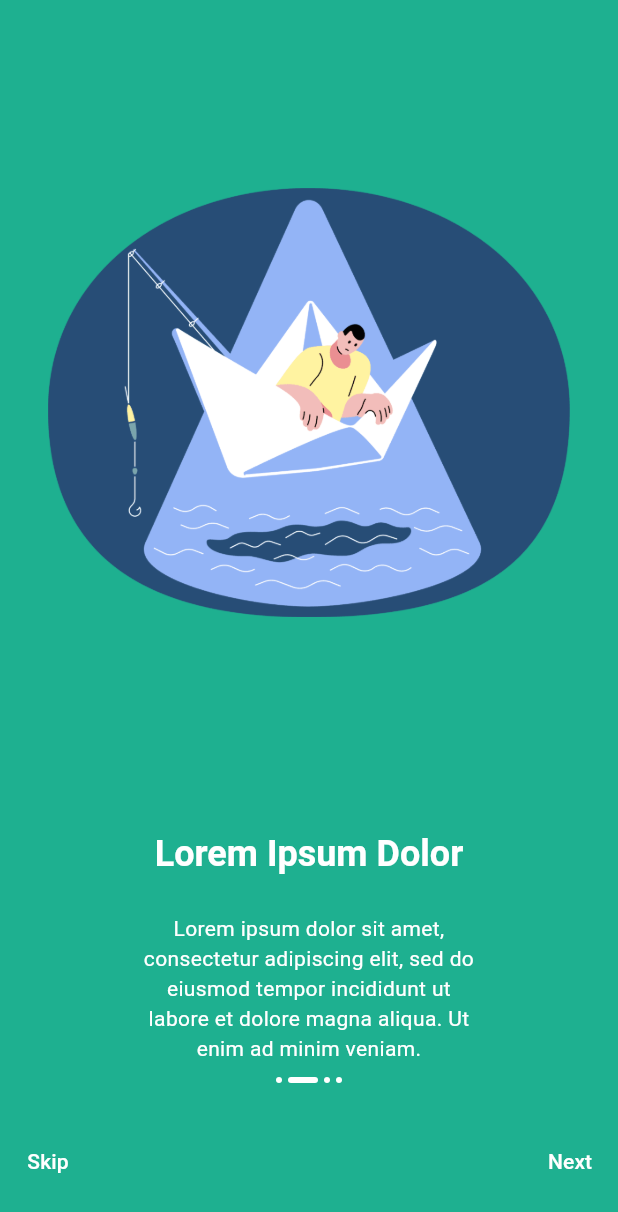
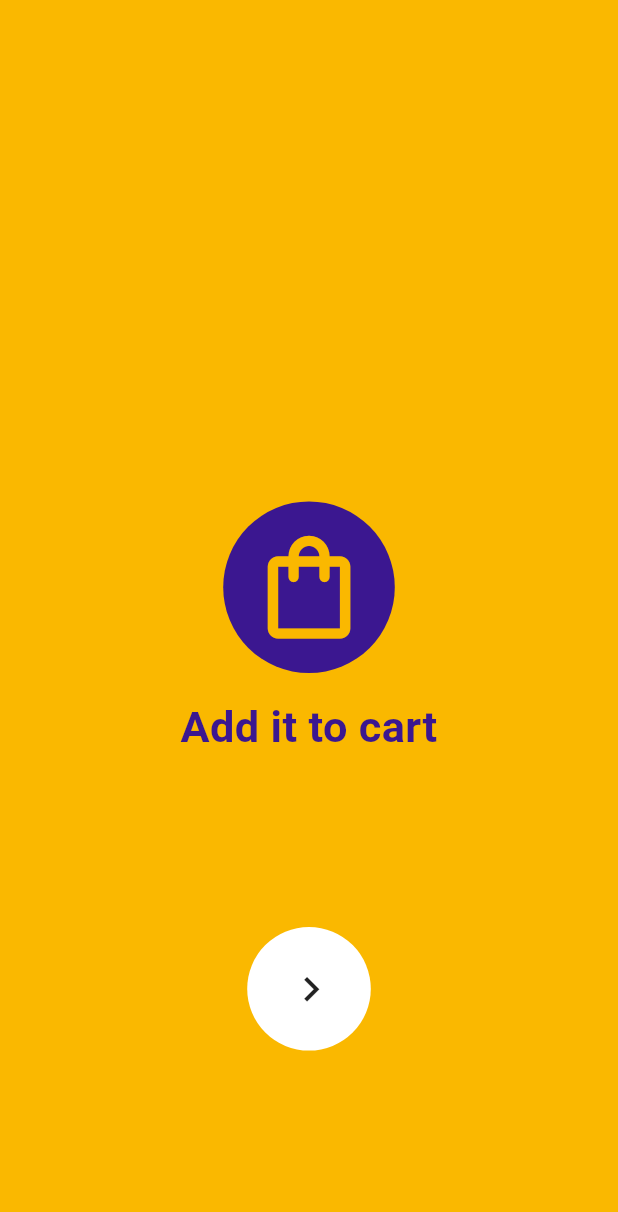
Before and after one commit to Ceee17/sdh-usai, a Flutter app: the screen it shows after launch, swiped to page 2, on a phone screen of 412 x 824 dp. Shown: the top 1212 px of the screen. Run offline on Flutter 3.47's test engine with Material 3 defaults, Android fonts, the phone set to English and light mode, and no system bars.

Commit message:
update struktur direktori

```diff
--- a/lib/landingpage/onboarding_page.dart
+++ /dev/null
@@ -1,160 +0,0 @@
-import 'package:flutter/material.dart';
-
-class OnboardingPageModel {
-  final String title;
-  final String description;
-  final String image;
-  final Color bgColor;
-  final Color textColor;
-
-  OnboardingPageModel({
-    required this.title,
-    required this.description,
-    required this.image,
-    this.bgColor = Colors.blue,
-    this.textColor = Colors.white,
-  });
-}
-
-class OnboardingPage extends StatefulWidget {
-  final List<OnboardingPageModel> pages;
-
-  const OnboardingPage({Key? key, required this.pages}) : super(key: key);
-
-  @override
-  _OnboardingPageState createState() => _OnboardingPageState();
-}
-
-class _OnboardingPageState extends State<OnboardingPage> {
-  int _currentPage = 0;
-  final PageController _pageController = PageController(initialPage: 0);
-
-  @override
-  Widget build(BuildContext context) {
-    return Scaffold(
-      body: AnimatedContainer(
-        duration: const Duration(milliseconds: 250),
-        color: widget.pages[_currentPage].bgColor,
-        child: SafeArea(
-          child: Column(
-            children: [
-              Expanded(
-                child: PageView.builder(
-                  controller: _pageController,
-                  itemCount: widget.pages.length,
-                  onPageChanged: (idx) {
-                    setState(() {
-                      _currentPage = idx;
-                    });
-                  },
-                  itemBuilder: (context, idx) {
-                    final _item = widget.pages[idx];
-                    return Column(
-                      children: [
-                        Expanded(
-                          flex: 3,
-                          child: Padding(
-                            padding: const EdgeInsets.all(32.0),
-                            child: Image.asset(_item.image),
-                          ),
-                        ),
-                        Expanded(
-                          flex: 1,
-                          child: Column(
-                            children: [
-                              Padding(
-                                padding: const EdgeInsets.all(16.0),
-                                child: Text(
-                                  _item.title,
-                                  style: Theme.of(context)
-                                      .textTheme
-                                      .headlineSmall
-                                      ?.copyWith(
-                                        fontWeight: FontWeight.bold,
-                                        color: _item.textColor,
-                                      ),
-                                ),
-                              ),
-                              Container(
-                                constraints: BoxConstraints(maxWidth: 280),
-                                padding: const EdgeInsets.symmetric(
-                                    horizontal: 24.0, vertical: 8.0),
-                                child: Text(
-                                  _item.description,
-                                  textAlign: TextAlign.center,
-                                  style: Theme.of(context)
-                                      .textTheme
-                                      .bodyMedium
-                                      ?.copyWith(
-                                        color: _item.textColor,
-                                      ),
-                                ),
-                              ),
-                            ],
-                          ),
-                        ),
-                      ],
-                    );
-                  },
-                ),
-              ),
-              Row(
-                mainAxisAlignment: MainAxisAlignment.center,
-                children: widget.pages
-                    .map((item) => AnimatedContainer(
-                          duration: const Duration(milliseconds: 250),
-                          width: _currentPage == widget.pages.indexOf(item)
-                              ? 20
-                              : 4,
-                          height: 4,
-                          margin: const EdgeInsets.all(2.0),
-                          decoration: BoxDecoration(
-                            color: Colors.white,
-                            borderRadius: BorderRadius.circular(10.0),
-                          ),
-                        ))
-                    .toList(),
-              ),
-              SizedBox(
-                height: 100,
-                child: Row(
-                  mainAxisAlignment: MainAxisAlignment.spaceBetween,
-                  children: [
-                    TextButton(
-                      onPressed: () {
-                        // Handle Skipping onboarding page
-                      },
-                      child: Text(
-                        "Skip",
-                        style: TextStyle(color: Colors.white),
-                      ),
-                    ),
-                    TextButton(
-                      onPressed: () {
-                        if (_currentPage == widget.pages.length - 1) {
-                          // This is the last page
-                        } else {
-                          _pageController.animateToPage(
-                            _currentPage + 1,
-                            curve: Curves.easeInOutCubic,
-                            duration: const Duration(milliseconds: 250),
-                          );
-                        }
-                      },
-                      child: Text(
-                        _currentPage == widget.pages.length - 1
-                            ? "Finish"
-                            : "Next",
-                        style: TextStyle(color: Colors.white),
-                      ),
-                    ),
-                  ],
-                ),
-              ),
-            ],
-          ),
-        ),
-      ),
-    );
-  }
-}
--- a/lib/main.dart
+++ b/lib/main.dart
@@ -1,5 +1,5 @@
 import 'package:flutter/material.dart';
-import 'package:uas/landingpage/onboarding_page.dart';
+import 'package:uas/startingpage/starting_page.dart';
 
 void main() {
   runApp(MyApp());
@@ -9,42 +9,11 @@ class MyApp extends StatelessWidget {
   @override
   Widget build(BuildContext context) {
     return MaterialApp(
-      title: 'Onboarding',
-      theme: ThemeData(
-        primarySwatch: Colors.blue,
-      ),
-      debugShowCheckedModeBanner: false,
-      home: OnboardingPage(
-        pages: [
-          OnboardingPageModel(
-            title: 'SD-H USAI',
-            description:
-                '- Jafier Andreas (535220013)\n- Nelson (535220021)\n- Jessen Chayadi (535220023)\n- Finnia Li (535220030)\n- Timoty W. P. (535220043)',
-            image: 'assets/lp-1.png',
-            bgColor: Colors.indigo,
-          ),
-          OnboardingPageModel(
-            title: 'Lorem Ipsum Dolor',
-            description:
-                'Lorem ipsum dolor sit amet, consectetur adipiscing elit, sed do eiusmod tempor incididunt ut labore et dolore magna aliqua. Ut enim ad minim veniam.',
-            image: 'assets/image1.png',
-            bgColor: const Color(0xff1eb090),
-          ),
-          OnboardingPageModel(
-            title: 'Lorem Ipsum Dolor Sit Amet',
-            description:
-                'Lorem ipsum dolor sit amet, consectetur adipiscing elit, sed do eiusmod tempor incididunt ut labore et dolore magna aliqua.',
-            image: 'assets/image2.png',
-            bgColor: const Color(0xfffeae4f),
-          ),
-          OnboardingPageModel(
-            title: 'Lorem Ipsum Dolor',
-            description: 'Get Started Now!',
-            image: 'assets/image3.png',
-            bgColor: Colors.purple,
-          ),
-        ],
-      ),
-    );
+        title: 'Onboarding',
+        theme: ThemeData(
+          primarySwatch: Colors.blue,
+        ),
+        debugShowCheckedModeBanner: false,
+        home: const StartingPage());
   }
 }
--- /dev/null
+++ b/lib/startingpage/starting_page.dart
@@ -0,0 +1,108 @@
+import 'package:concentric_transition/concentric_transition.dart';
+import 'package:flutter/material.dart';
+
+final pages = [
+  const PageData(
+    icon: Icons.food_bank_outlined,
+    title: "Search for your favourite food",
+    bgColor: Color(0xff3b1791),
+    textColor: Colors.white,
+  ),
+  const PageData(
+    icon: Icons.shopping_bag_outlined,
+    title: "Add it to cart",
+    bgColor: Color(0xfffab800),
+    textColor: Color(0xff3b1790),
+  ),
+  const PageData(
+    icon: Icons.delivery_dining,
+    title: "Order and wait",
+    bgColor: Color(0xffffffff),
+    textColor: Color(0xff3b1790),
+  ),
+];
+
+class StartingPage extends StatelessWidget {
+  const StartingPage({Key? key}) : super(key: key);
+
+  @override
+  Widget build(BuildContext context) {
+    final screenWidth = MediaQuery.of(context).size.width;
+    return Scaffold(
+      body: ConcentricPageView(
+        colors: pages.map((p) => p.bgColor).toList(),
+        radius: screenWidth * 0.1,
+        nextButtonBuilder: (context) => Padding(
+          padding: const EdgeInsets.only(left: 3), // visual center
+          child: Icon(
+            Icons.navigate_next,
+            size: screenWidth * 0.08,
+          ),
+        ),
+        // enable itemcount to disable infinite scroll
+        // itemCount: pages.length,
+        // opacityFactor: 2.0,
+        scaleFactor: 2,
+        // verticalPosition: 0.7,
+        // direction: Axis.vertical,
+        // itemCount: pages.length,
+        // physics: NeverScrollableScrollPhysics(),
+        itemBuilder: (index) {
+          final page = pages[index % pages.length];
+          return SafeArea(
+            child: _Page(page: page),
+          );
+        },
+      ),
+    );
+  }
+}
+
+class PageData {
+  final String? title;
+  final IconData? icon;
+  final Color bgColor;
+  final Color textColor;
+
+  const PageData({
+    this.title,
+    this.icon,
+    this.bgColor = Colors.white,
+    this.textColor = Colors.black,
+  });
+}
+
+class _Page extends StatelessWidget {
+  final PageData page;
+
+  const _Page({Key? key, required this.page}) : super(key: key);
+
+  @override
+  Widget build(BuildContext context) {
+    final screenHeight = MediaQuery.of(context).size.height;
+    return Column(
+      mainAxisAlignment: MainAxisAlignment.center,
+      children: [
+        Container(
+          padding: const EdgeInsets.all(16.0),
+          margin: const EdgeInsets.all(16.0),
+          decoration:
+              BoxDecoration(shape: BoxShape.circle, color: page.textColor),
+          child: Icon(
+            page.icon,
+            size: screenHeight * 0.1,
+            color: page.bgColor,
+          ),
+        ),
+        Text(
+          page.title ?? "",
+          style: TextStyle(
+              color: page.textColor,
+              fontSize: screenHeight * 0.035,
+              fontWeight: FontWeight.bold),
+          textAlign: TextAlign.center,
+        ),
+      ],
+    );
+  }
+}
--- a/pubspec.yaml
+++ b/pubspec.yaml
@@ -34,6 +34,7 @@ dependencies:
   # The following adds the Cupertino Icons font to your application.
   # Use with the CupertinoIcons class for iOS style icons.
   cupertino_icons: ^1.0.2
+  concentric_transition: ^1.0.3
 
 dev_dependencies:
   flutter_test:
```
Also changed, not shown: lib/auth/forgot-password-page.dart (added), lib/auth/login-page.dart (added), lib/auth/register-page.dart (added), pubspec.lock.
